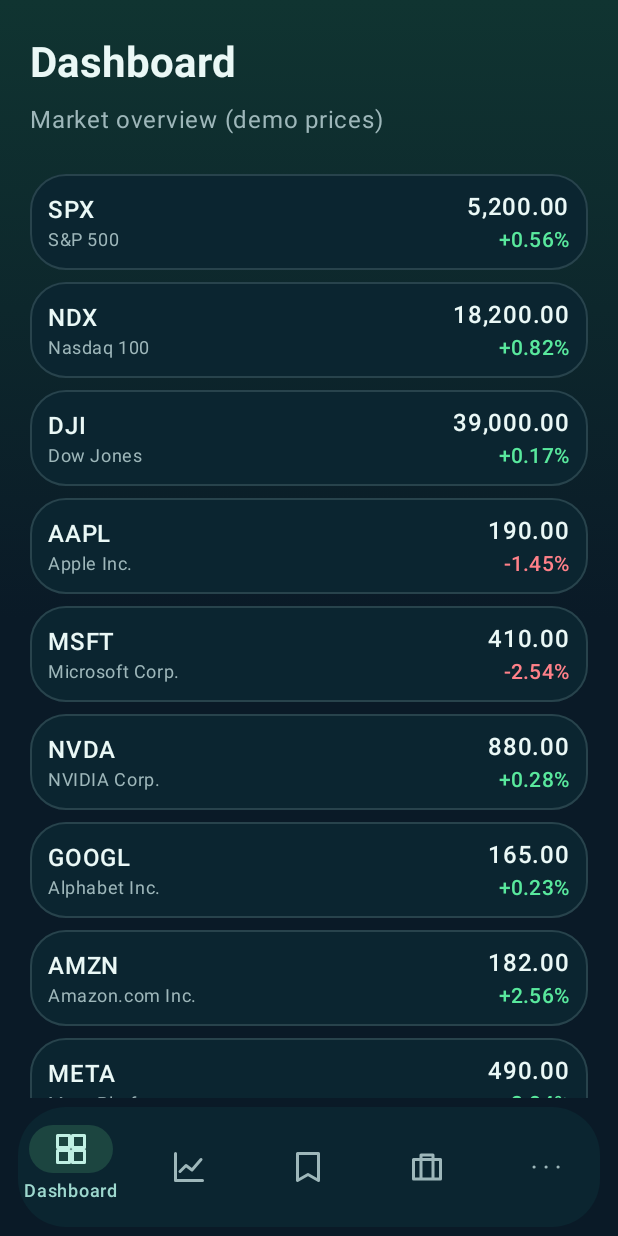
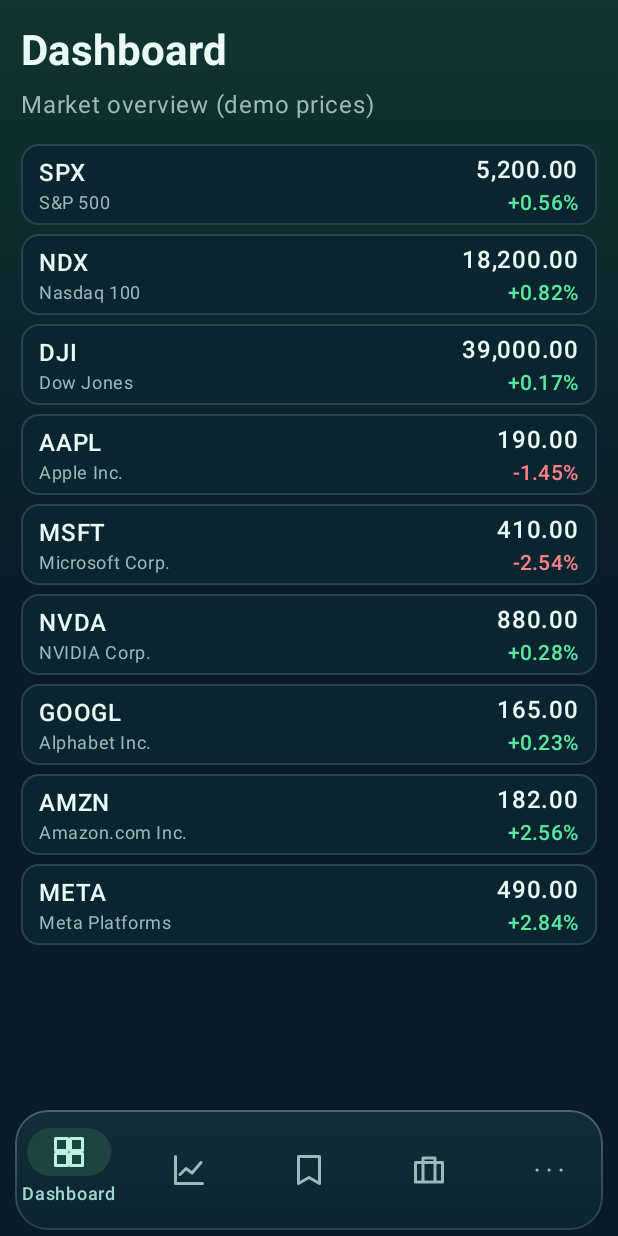
Before and after one commit to sepyHR80/StockApp, an Android app built with Jetpack Compose: the screen it shows after launch (MainActivity), after a tap on "Continue in demo mode", on a phone screen of 412 x 824 dp. Run offline under Robolectric (Android 15) with nearby library versions, the phone set to English and light mode, and no system bars; 3 other taps on this screen came first.

Commit message:
Refine Pulse with compact glass navigation

```diff
--- a/app/src/main/java/com/example/androidstockapp/LandingScreen.kt
+++ b/app/src/main/java/com/example/androidstockapp/LandingScreen.kt
@@ -27,11 +27,11 @@ import androidx.compose.ui.unit.dp
 internal fun LandingScreen(onGetStarted: () -> Unit) {
     val colors = MaterialTheme.colorScheme
     Column(
-        Modifier.fillMaxWidth().verticalScroll(rememberScrollState()).padding(horizontal = 20.dp, vertical = 24.dp),
-        verticalArrangement = Arrangement.spacedBy(20.dp),
+        Modifier.fillMaxWidth().verticalScroll(rememberScrollState()).padding(horizontal = 14.dp, vertical = 16.dp),
+        verticalArrangement = Arrangement.spacedBy(14.dp),
     ) {
         PulseBrand()
-        Column(Modifier.padding(top = 8.dp), verticalArrangement = Arrangement.spacedBy(8.dp)) {
+        Column(verticalArrangement = Arrangement.spacedBy(6.dp)) {
             Column(Modifier.semantics(mergeDescendants = true) { heading() }) {
                 val titleStyle = MaterialTheme.typography.displaySmall.copy(fontWeight = FontWeight.Bold)
                 Text(stringResource(R.string.hero_title), style = titleStyle)
@@ -44,7 +44,7 @@ internal fun LandingScreen(onGetStarted: () -> Unit) {
             )
         }
         PulsePanel(Modifier.fillMaxWidth()) {
-            Column(Modifier.padding(16.dp), verticalArrangement = Arrangement.spacedBy(12.dp)) {
+            Column(Modifier.padding(12.dp), verticalArrangement = Arrangement.spacedBy(8.dp)) {
                 Row(
                     Modifier.fillMaxWidth(),
                     horizontalArrangement = Arrangement.spacedBy(12.dp),
--- a/app/src/main/java/com/example/androidstockapp/MainActivity.kt
+++ b/app/src/main/java/com/example/androidstockapp/MainActivity.kt
@@ -8,8 +8,12 @@ import androidx.activity.compose.BackHandler
 import androidx.activity.compose.setContent
 import androidx.activity.enableEdgeToEdge
 import androidx.compose.foundation.background
+import androidx.compose.foundation.border
 import androidx.compose.foundation.layout.Box
+import androidx.compose.foundation.layout.PaddingValues
 import androidx.compose.foundation.layout.WindowInsets
+import androidx.compose.foundation.layout.calculateEndPadding
+import androidx.compose.foundation.layout.calculateStartPadding
 import androidx.compose.foundation.layout.consumeWindowInsets
 import androidx.compose.foundation.layout.fillMaxSize
 import androidx.compose.foundation.layout.fillMaxWidth
@@ -33,6 +37,7 @@ import androidx.compose.ui.Modifier
 import androidx.compose.ui.draw.clip
 import androidx.compose.ui.graphics.Brush
 import androidx.compose.ui.graphics.Color
+import androidx.compose.ui.platform.LocalLayoutDirection
 import androidx.compose.ui.res.painterResource
 import androidx.compose.ui.res.stringResource
 import androidx.compose.ui.unit.dp
@@ -88,10 +93,22 @@ private fun PulseApp() {
         containerColor = colors.background,
         bottomBar = {
             if (showTabs) {
+                val shape = MaterialTheme.shapes.extraLarge
                 NavigationBar(
-                    modifier = Modifier.navigationBarsPadding().padding(horizontal = 12.dp, vertical = 6.dp)
-                        .clip(MaterialTheme.shapes.extraLarge),
-                    containerColor = colors.surface,
+                    modifier = Modifier.navigationBarsPadding().padding(horizontal = 10.dp, vertical = 4.dp)
+                        .clip(shape)
+                        .background(
+                            Brush.verticalGradient(
+                                listOf(colors.surfaceVariant.copy(alpha = 0.90f), colors.surface.copy(alpha = 0.94f)),
+                            ),
+                        )
+                        .border(
+                            1.dp,
+                            Brush.verticalGradient(listOf(colors.outline.copy(alpha = 0.6f), colors.outlineVariant)),
+                            shape,
+                        ),
+                    containerColor = Color.Transparent,
+                    tonalElevation = 0.dp,
                     windowInsets = WindowInsets(0, 0, 0, 0),
                 ) {
                     for (tab in tabs) {
@@ -112,10 +129,22 @@ private fun PulseApp() {
             }
         },
     ) { padding ->
+        val listUnderBar = showTabs && screen in listOf(Screen.Dashboard, Screen.Markets, Screen.Watchlists)
+        val direction = LocalLayoutDirection.current
+        val bodyPadding = if (listUnderBar) {
+            PaddingValues(
+                start = padding.calculateStartPadding(direction),
+                top = padding.calculateTopPadding(),
+                end = padding.calculateEndPadding(direction),
+            )
+        } else {
+            padding
+        }
+        val listBottomPadding = padding.calculateBottomPadding() + 6.dp
         Box(
             Modifier.fillMaxSize()
                 .background(Brush.verticalGradient(listOf(Color(0xFF103431), colors.background, colors.background)))
-                .padding(padding).consumeWindowInsets(padding).safeDrawingPadding(),
+                .padding(bodyPadding).consumeWindowInsets(padding).safeDrawingPadding(),
             contentAlignment = Alignment.TopCenter,
         ) {
             Box(Modifier.widthIn(max = 540.dp).fillMaxWidth()) {
@@ -129,16 +158,17 @@ private fun PulseApp() {
                         Screen.Account -> AccountScreen { screen = Screen.Dashboard }
                         Screen.Dashboard -> MarketList(
                             title = screen.title, quotes = demoQuotes.take(9),
-                            onQuote = { detailSymbol = it },
+                            onQuote = { detailSymbol = it }, bottomPadding = listBottomPadding,
                         )
                         Screen.Markets -> MarketList(
                             title = screen.title, quotes = demoQuotes.drop(3),
                             onQuote = { detailSymbol = it }, query = query, onQuery = { query = it },
-                            watchlist = watchlist, onWatch = ::toggleWatch,
+                            watchlist = watchlist, onWatch = ::toggleWatch, bottomPadding = listBottomPadding,
                         )
                         Screen.Watchlists -> MarketList(
                             title = screen.title, quotes = demoQuotes.filter { it.symbol in watchlist },
                             onQuote = { detailSymbol = it }, watchlist = watchlist, onWatch = ::toggleWatch,
+                            bottomPadding = listBottomPadding,
                         )
                         Screen.More -> MoreScreen { alerts -> screen = if (alerts) Screen.Alerts else Screen.Settings }
                         Screen.Portfolio, Screen.Alerts, Screen.Settings ->
--- a/app/src/main/java/com/example/androidstockapp/MarketScreens.kt
+++ b/app/src/main/java/com/example/androidstockapp/MarketScreens.kt
@@ -5,6 +5,7 @@ import androidx.compose.foundation.BorderStroke
 import androidx.compose.foundation.layout.Arrangement
 import androidx.compose.foundation.layout.Column
 import androidx.compose.foundation.layout.FlowRow
+import androidx.compose.foundation.layout.PaddingValues
 import androidx.compose.foundation.layout.Row
 import androidx.compose.foundation.layout.fillMaxWidth
 import androidx.compose.foundation.layout.height
@@ -13,7 +14,6 @@ import androidx.compose.foundation.layout.padding
 import androidx.compose.foundation.lazy.LazyColumn
 import androidx.compose.foundation.lazy.items
 import androidx.compose.foundation.rememberScrollState
-import androidx.compose.foundation.shape.CircleShape
 import androidx.compose.foundation.verticalScroll
 import androidx.compose.material3.FilterChip
 import androidx.compose.material3.Icon
@@ -34,6 +34,7 @@ import androidx.compose.ui.Modifier
 import androidx.compose.ui.res.painterResource
 import androidx.compose.ui.res.stringResource
 import androidx.compose.ui.text.font.FontWeight
+import androidx.compose.ui.unit.Dp
 import androidx.compose.ui.unit.dp
 
 @Composable
@@ -45,6 +46,7 @@ internal fun MarketList(
     onQuery: ((String) -> Unit)? = null,
     watchlist: List<String> = emptyList(),
     onWatch: ((String) -> Unit)? = null,
+    bottomPadding: Dp,
 ) {
     val visibleQuotes = remember(quotes, query) {
         val term = query.trim()
@@ -53,11 +55,12 @@ internal fun MarketList(
         }
     }
     LazyColumn(
-        Modifier.fillMaxWidth().padding(horizontal = 20.dp),
-        verticalArrangement = Arrangement.spacedBy(8.dp),
+        Modifier.fillMaxWidth().padding(horizontal = 14.dp),
+        contentPadding = PaddingValues(bottom = bottomPadding),
+        verticalArrangement = Arrangement.spacedBy(6.dp),
     ) {
         item {
-            Column(Modifier.padding(top = 24.dp, bottom = 16.dp), verticalArrangement = Arrangement.spacedBy(8.dp)) {
+            Column(Modifier.padding(top = 16.dp, bottom = 8.dp), verticalArrangement = Arrangement.spacedBy(6.dp)) {
                 PageTitle(stringResource(title))
                 if (title == R.string.dashboard) {
                     Text(stringResource(R.string.market_overview), color = MaterialTheme.colorScheme.onSurfaceVariant)
@@ -83,11 +86,11 @@ internal fun MarketList(
             Surface(
                 onClick = { onQuote(quote.symbol) },
                 color = colors.surface,
-                shape = panelShape,
+                shape = MaterialTheme.shapes.small,
                 border = BorderStroke(1.dp, colors.outlineVariant),
             ) {
                 Row(
-                    Modifier.fillMaxWidth().heightIn(min = 64.dp).padding(horizontal = 12.dp, vertical = 8.dp),
+                    Modifier.fillMaxWidth().heightIn(min = 54.dp).padding(horizontal = 12.dp, vertical = 4.dp),
                     horizontalArrangement = Arrangement.spacedBy(8.dp),
                     verticalAlignment = Alignment.CenterVertically,
                 ) {
@@ -130,8 +133,8 @@ internal fun StockScreen(quote: DemoQuote, watching: Boolean, onBack: () -> Unit
     var range by rememberSaveable(quote.symbol) { mutableStateOf(ChartRange.Day) }
     var style by rememberSaveable(quote.symbol) { mutableStateOf(ChartStyle.Area) }
     Column(
-        Modifier.fillMaxWidth().verticalScroll(rememberScrollState()).padding(horizontal = 20.dp, vertical = 12.dp),
-        verticalArrangement = Arrangement.spacedBy(12.dp),
+        Modifier.fillMaxWidth().verticalScroll(rememberScrollState()).padding(horizontal = 14.dp, vertical = 10.dp),
+        verticalArrangement = Arrangement.spacedBy(8.dp),
     ) {
         BackButton(onBack)
         Row(
@@ -143,7 +146,9 @@ internal fun StockScreen(quote: DemoQuote, watching: Boolean, onBack: () -> Unit
                 PageTitle(quote.symbol)
                 Text(quote.name, color = MaterialTheme.colorScheme.onSurfaceVariant)
             }
-            OutlinedButton(onClick = onWatch) { Text(stringResource(if (watching) R.string.watching else R.string.watch)) }
+            OutlinedButton(onClick = onWatch, shape = MaterialTheme.shapes.medium) {
+                Text(stringResource(if (watching) R.string.watching else R.string.watch))
+            }
         }
         Text(formatPrice(quote.price), style = MaterialTheme.typography.headlineMedium, fontWeight = FontWeight.Bold)
         QuoteChange(quote)
@@ -156,7 +161,6 @@ internal fun StockScreen(quote: DemoQuote, watching: Boolean, onBack: () -> Unit
                     selected = range == option,
                     onClick = { range = option },
                     label = { Text(option.label) },
-                    shape = CircleShape,
                 )
             }
         }
@@ -166,7 +170,6 @@ internal fun StockScreen(quote: DemoQuote, watching: Boolean, onBack: () -> Unit
                     selected = style == option,
                     onClick = { style = option },
                     label = { Text(stringResource(option.label)) },
-                    shape = CircleShape,
                 )
             }
         }
@@ -176,12 +179,12 @@ internal fun StockScreen(quote: DemoQuote, watching: Boolean, onBack: () -> Unit
 
 @Composable
 internal fun MoreScreen(onSelect: (Boolean) -> Unit) {
-    Column(Modifier.fillMaxWidth().padding(20.dp), verticalArrangement = Arrangement.spacedBy(12.dp)) {
+    Column(Modifier.fillMaxWidth().padding(14.dp), verticalArrangement = Arrangement.spacedBy(8.dp)) {
         PageTitle(stringResource(R.string.more))
-        OutlinedButton(onClick = { onSelect(true) }, modifier = Modifier.fillMaxWidth()) {
+        OutlinedButton(onClick = { onSelect(true) }, Modifier.fillMaxWidth(), shape = MaterialTheme.shapes.medium) {
             Text(stringResource(R.string.alerts))
         }
-        OutlinedButton(onClick = { onSelect(false) }, modifier = Modifier.fillMaxWidth()) {
+        OutlinedButton(onClick = { onSelect(false) }, Modifier.fillMaxWidth(), shape = MaterialTheme.shapes.medium) {
             Text(stringResource(R.string.settings))
         }
     }
@@ -189,7 +192,7 @@ internal fun MoreScreen(onSelect: (Boolean) -> Unit) {
 
 @Composable
 internal fun PlaceholderScreen(@StringRes title: Int, onBack: (() -> Unit)?) {
-    Column(Modifier.fillMaxWidth().padding(20.dp), verticalArrangement = Arrangement.spacedBy(8.dp)) {
+    Column(Modifier.fillMaxWidth().padding(14.dp), verticalArrangement = Arrangement.spacedBy(8.dp)) {
         if (onBack != null) BackButton(onBack)
         PageTitle(stringResource(title))
         Text(stringResource(R.string.coming_soon), color = MaterialTheme.colorScheme.onSurfaceVariant)
--- a/app/src/main/java/com/example/androidstockapp/PulseTheme.kt
+++ b/app/src/main/java/com/example/androidstockapp/PulseTheme.kt
@@ -9,7 +9,6 @@ import androidx.compose.foundation.layout.heightIn
 import androidx.compose.foundation.layout.padding
 import androidx.compose.foundation.layout.size
 import androidx.compose.foundation.shape.RoundedCornerShape
-import androidx.compose.foundation.shape.CircleShape
 import androidx.compose.material3.Button
 import androidx.compose.material3.ButtonDefaults
 import androidx.compose.material3.Icon
@@ -32,14 +31,14 @@ import androidx.compose.ui.unit.dp
 
 internal val gain = Color(0xFF59E89D)
 internal val loss = Color(0xFFFF8189)
-internal val panelShape = RoundedCornerShape(24.dp)
+internal val panelShape = RoundedCornerShape(16.dp)
 
 private val pulseShapes = Shapes(
-    extraSmall = RoundedCornerShape(12.dp),
-    small = RoundedCornerShape(16.dp),
-    medium = RoundedCornerShape(20.dp),
+    extraSmall = RoundedCornerShape(8.dp),
+    small = RoundedCornerShape(12.dp),
+    medium = RoundedCornerShape(14.dp),
     large = panelShape,
-    extraLarge = RoundedCornerShape(32.dp),
+    extraLarge = RoundedCornerShape(22.dp),
 )
 
 private val pulseColors = darkColorScheme(
@@ -70,7 +69,7 @@ internal fun PulseTheme(content: @Composable () -> Unit) {
 internal fun PulseBrand(modifier: Modifier = Modifier) {
     Row(modifier, verticalAlignment = Alignment.CenterVertically) {
         Box(
-            modifier = Modifier.size(40.dp).background(pulseGradient(), RoundedCornerShape(14.dp)),
+            modifier = Modifier.size(38.dp).background(pulseGradient(), MaterialTheme.shapes.small),
             contentAlignment = Alignment.Center,
         ) {
             Icon(
@@ -102,11 +101,12 @@ internal fun PulsePanel(modifier: Modifier = Modifier, content: @Composable () -
 @Composable
 internal fun PulseButton(label: String, onClick: () -> Unit) {
     val colors = MaterialTheme.colorScheme
+    val shape = MaterialTheme.shapes.medium
     Button(
         onClick = onClick,
-        modifier = Modifier.fillMaxWidth().heightIn(min = 52.dp)
-            .background(pulseGradient(), CircleShape),
-        shape = CircleShape,
+        modifier = Modifier.fillMaxWidth().heightIn(min = 48.dp)
+            .background(pulseGradient(), shape),
+        shape = shape,
         colors = ButtonDefaults.buttonColors(containerColor = Color.Transparent, contentColor = colors.onPrimary),
     ) {
         Text(label, style = MaterialTheme.typography.titleMedium, fontWeight = FontWeight.SemiBold)
```
Also changed, not shown: app/src/main/java/com/example/androidstockapp/AccountScreen.kt (+5 -5 lines).
